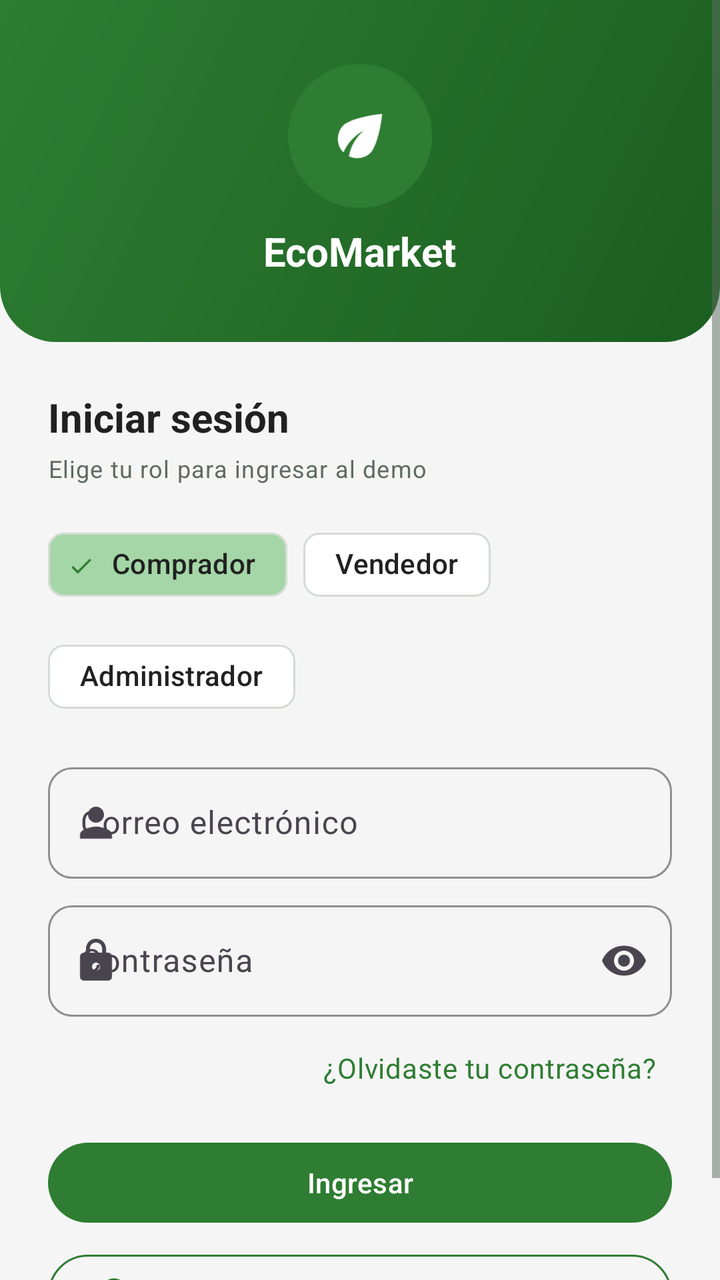
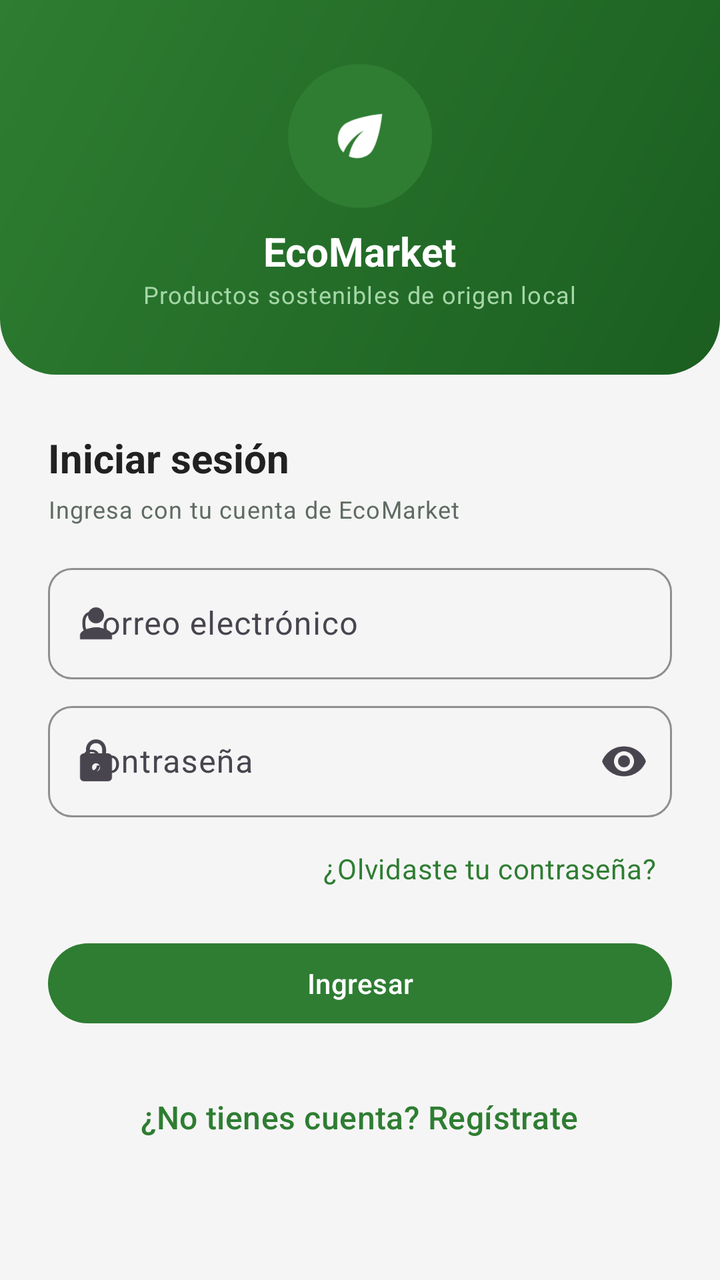

The first picture is an Android layout as it rendered before a commit; the second is the same layout after the commit. The layout source and the unified diff follow.
<!-- AndroidManifest.xml: application theme Theme.EcoMarket -->
<!-- res/layout/activity_login.xml -->
<?xml version="1.0" encoding="utf-8"?>
<ScrollView xmlns:android="http://schemas.android.com/apk/res/android"
    xmlns:app="http://schemas.android.com/apk/res-auto"
   
    android:layout_width="match_parent"
    android:layout_height="match_parent"
    android:fillViewport="true">

    <LinearLayout
        android:layout_width="match_parent"
        android:layout_height="wrap_content"
        android:orientation="vertical">

        <LinearLayout
            android:layout_width="match_parent"
            android:layout_height="wrap_content"
            android:background="@drawable/bg_header"
            android:gravity="center"
            android:orientation="vertical"
            android:paddingTop="@dimen/space_xl"
            android:paddingBottom="@dimen/space_xl">

            <ImageView
                android:layout_width="72dp"
                android:layout_height="72dp"
                android:contentDescription="@string/cd_logo"
                android:src="@drawable/ic_launcher" />

            <TextView
                android:layout_width="wrap_content"
                android:layout_height="wrap_content"
                android:layout_marginTop="@dimen/space_s"
                android:text="@string/app_name"
                android:textAppearance="@style/Text.Title"
                android:textColor="@color/eco_white" />
        </LinearLayout>

        <LinearLayout
            android:layout_width="match_parent"
            android:layout_height="wrap_content"
            android:orientation="vertical"
            android:padding="@dimen/space_l">

            <TextView
                android:layout_width="wrap_content"
                android:layout_height="wrap_content"
                android:text="@string/login_title"
                android:textAppearance="@style/Text.Title" />

            <TextView
                android:layout_width="wrap_content"
                android:layout_height="wrap_content"
                android:layout_marginTop="@dimen/space_xs"
                android:text="@string/login_subtitle"
                android:textAppearance="@style/Text.Caption" />

            <com.google.android.material.chip.ChipGroup
                android:id="@+id/chipRoles"
                android:layout_width="match_parent"
                android:layout_height="wrap_content"
                android:layout_marginTop="@dimen/space_m"
                app:selectionRequired="true"
                app:singleSelection="true">

                <com.google.android.material.chip.Chip
                    android:id="@+id/chipBuyer"
                    style="@style/Chip.Eco"
                    android:layout_width="wrap_content"
                    android:layout_height="wrap_content"
                    android:checked="true"
                    android:text="@string/role_buyer" />

                <com.google.android.material.chip.Chip
                    android:id="@+id/chipSeller"
                    style="@style/Chip.Eco"
                    android:layout_width="wrap_content"
                    android:layout_height="wrap_content"
                    android:text="@string/role_seller" />

                <com.google.android.material.chip.Chip
                    android:id="@+id/chipAdmin"
                    style="@style/Chip.Eco"
                    android:layout_width="wrap_content"
                    android:layout_height="wrap_content"
                    android:text="@string/role_admin" />
            </com.google.android.material.chip.ChipGroup>

            <com.google.android.material.textfield.TextInputLayout
                android:id="@+id/tilEmail"
                style="@style/Input.Eco"
                android:layout_width="match_parent"
                android:layout_height="wrap_content"
                android:layout_marginTop="@dimen/space_m"
                android:hint="@string/hint_email"
                app:startIconDrawable="@drawable/ic_person">

                <com.google.android.material.textfield.TextInputEditText
                    android:id="@+id/etEmail"
                    android:layout_width="match_parent"
                    android:layout_height="wrap_content"
                    android:inputType="textEmailAddress" />
            </com.google.android.material.textfield.TextInputLayout>

            <com.google.android.material.textfield.TextInputLayout
                android:id="@+id/tilPassword"
                style="@style/Input.Eco"
                android:layout_width="match_parent"
                android:layout_height="wrap_content"
                android:hint="@string/hint_password"
                app:endIconMode="password_toggle"
                app:startIconDrawable="@drawable/ic_lock">

                <com.google.android.material.textfield.TextInputEditText
                    android:id="@+id/etPassword"
                    android:layout_width="match_parent"
                    android:layout_height="wrap_content"
                    android:inputType="textPassword" />
            </com.google.android.material.textfield.TextInputLayout>

            <TextView
                android:id="@+id/txtForgot"
                android:layout_width="wrap_content"
                android:layout_height="wrap_content"
                android:layout_gravity="end"
                android:layout_marginTop="@dimen/space_s"
                android:padding="@dimen/space_s"
                android:text="@string/action_forgot"
                android:textAppearance="@style/Text.Body"
                android:textColor="@color/eco_green" />

            <com.google.android.material.button.MaterialButton
                android:id="@+id/btnLogin"
                style="@style/Button.Primary"
                android:layout_width="match_parent"
                android:layout_height="wrap_content"
                android:layout_marginTop="@dimen/space_m"
                android:text="@string/action_login" />

            <com.google.android.material.button.MaterialButton
                android:id="@+id/btnBiometric"
                style="@style/Button.Outlined"
                android:layout_width="match_parent"
                android:layout_height="wrap_content"
                android:layout_marginTop="@dimen/space_s"
                android:text="@string/action_biometric"
                app:icon="@drawable/ic_fingerprint" />
        </LinearLayout>
    </LinearLayout>
</ScrollView>
<!-- resources referenced by this layout -->
<resources>
  <color name="eco_green">#2E7D32</color>
  <color name="eco_white">#FFFFFF</color>
  <dimen name="space_l">24dp</dimen>
  <dimen name="space_m">16dp</dimen>
  <dimen name="space_s">8dp</dimen>
  <dimen name="space_xl">32dp</dimen>
  <dimen name="space_xs">4dp</dimen>
  <!-- drawable bg_header (drawable) -->
  <?xml version="1.0" encoding="utf-8"?>
  <shape xmlns:android="http://schemas.android.com/apk/res/android" android:shape="rectangle">
      <gradient
          android:angle="315"
          android:endColor="@color/eco_green_dark"
          android:startColor="@color/eco_green" />
      <corners android:bottomLeftRadius="28dp" android:bottomRightRadius="28dp" />
  </shape>
  <string name="action_biometric">Ingresar con huella</string>
  <string name="action_forgot">¿Olvidaste tu contraseña?</string>
  <string name="action_login">Ingresar</string>
  <string name="app_name">EcoMarket</string>
  <string name="cd_logo">Logo de EcoMarket</string>
  <string name="hint_email">Correo electrónico</string>
  <string name="hint_password">Contraseña</string>
  <string name="login_subtitle">Elige tu rol para ingresar al demo</string>
  <string name="login_title">Iniciar sesión</string>
  <string name="role_admin">Administrador</string>
  <string name="role_buyer">Comprador</string>
  <string name="role_seller">Vendedor</string>
  <style name="Button.Outlined" parent="Widget.Material3.Button.OutlinedButton">
          <item name="strokeColor">@color/eco_green</item>
          <item name="android:textColor">@color/eco_green</item>
          <item name="android:textSize">@dimen/text_body</item>
          <item name="android:textAllCaps">false</item>
          <item name="cornerRadius">@dimen/radius_button</item>
          <item name="android:minHeight">48dp</item>
      </style>
  <style name="Button.Primary" parent="Widget.Material3.Button">
          <item name="backgroundTint">@color/eco_green</item>
          <item name="android:textColor">@color/eco_white</item>
          <item name="android:textSize">@dimen/text_body</item>
          <item name="android:fontFamily">sans-serif-medium</item>
          <item name="android:textAllCaps">false</item>
          <item name="cornerRadius">@dimen/radius_button</item>
          <item name="android:minHeight">48dp</item>
      </style>
  <style name="Chip.Eco" parent="Widget.Material3.Chip.Filter">
          <item name="chipBackgroundColor">@color/chip_bg_selector</item>
          <item name="android:textColor">@color/eco_text_primary</item>
          <item name="chipStrokeColor">@color/eco_gray_border</item>
          <item name="checkedIconTint">@color/eco_green</item>
      </style>
  <style name="Text.Body" parent="TextAppearance.Material3.BodyMedium">
          <item name="android:textSize">@dimen/text_body</item>
          <item name="android:textColor">@color/eco_text_primary</item>
      </style>
  <style name="Text.Caption" parent="TextAppearance.Material3.BodySmall">
          <item name="android:textSize">@dimen/text_caption</item>
          <item name="android:textColor">@color/eco_text_secondary</item>
      </style>
  <style name="Text.Title" parent="TextAppearance.Material3.TitleLarge">
          <item name="android:textSize">@dimen/text_title</item>
          <item name="android:textStyle">bold</item>
          <item name="android:textColor">@color/eco_text_primary</item>
      </style>
  <color name="eco_green_dark">#1B5E20</color>
  <dimen name="text_body">14sp</dimen>
  <dimen name="radius_button">24dp</dimen>
  <color name="eco_text_primary">#212121</color>
  <color name="eco_gray_border">#D5DBD6</color>
  <dimen name="text_caption">12sp</dimen>
  <color name="eco_text_secondary">#5F6B62</color>
  <dimen name="text_title">20sp</dimen>
  <color name="eco_green_light">#A5D6A7</color>
  <color name="eco_orange">#FF7043</color>
  <color name="eco_green_surface">#E8F5E9</color>
  <color name="eco_background">#FFFFFF</color>
  <color name="eco_error">#C62828</color>
  <color name="eco_gray_light">#F5F5F5</color>
  <!-- unchanged entries left out for length: 6 -->
</resources>

<!-- the commit's change to res/layout/activity_login.xml (unified diff, before → after) -->
@@ -1,7 +1,6 @@
 <?xml version="1.0" encoding="utf-8"?>
 <ScrollView xmlns:android="http://schemas.android.com/apk/res/android"
     xmlns:app="http://schemas.android.com/apk/res-auto"
-   
     android:layout_width="match_parent"
     android:layout_height="match_parent"
     android:fillViewport="true">
@@ -33,7 +32,22 @@
                 android:text="@string/app_name"
                 android:textAppearance="@style/Text.Title"
                 android:textColor="@color/eco_white" />
+
+            <TextView
+                android:layout_width="wrap_content"
+                android:layout_height="wrap_content"
+                android:text="@string/slogan"
+                android:textAppearance="@style/Text.Caption"
+                android:textColor="@color/eco_green_light" />
         </LinearLayout>
+
+        <com.google.android.material.progressindicator.LinearProgressIndicator
+            android:id="@+id/progress"
+            android:layout_width="match_parent"
+            android:layout_height="wrap_content"
+            android:indeterminate="true"
+            android:visibility="invisible"
+            app:indicatorColor="@color/eco_orange" />
 
         <LinearLayout
             android:layout_width="match_parent"
@@ -54,37 +68,6 @@
                 android:text="@string/login_subtitle"
                 android:textAppearance="@style/Text.Caption" />
 
-            <com.google.android.material.chip.ChipGroup
-                android:id="@+id/chipRoles"
-                android:layout_width="match_parent"
-                android:layout_height="wrap_content"
-                android:layout_marginTop="@dimen/space_m"
-                app:selectionRequired="true"
-                app:singleSelection="true">
-
-                <com.google.android.material.chip.Chip
-                    android:id="@+id/chipBuyer"
-                    style="@style/Chip.Eco"
-                    android:layout_width="wrap_content"
-                    android:layout_height="wrap_content"
-                    android:checked="true"
-                    android:text="@string/role_buyer" />
-
-                <com.google.android.material.chip.Chip
-                    android:id="@+id/chipSeller"
-                    style="@style/Chip.Eco"
-                    android:layout_width="wrap_content"
-                    android:layout_height="wrap_content"
-                    android:text="@string/role_seller" />
-
-                <com.google.android.material.chip.Chip
-                    android:id="@+id/chipAdmin"
-                    style="@style/Chip.Eco"
-                    android:layout_width="wrap_content"
-                    android:layout_height="wrap_content"
-                    android:text="@string/role_admin" />
-            </com.google.android.material.chip.ChipGroup>
-
             <com.google.android.material.textfield.TextInputLayout
                 android:id="@+id/tilEmail"
                 style="@style/Input.Eco"
@@ -98,6 +81,7 @@
                     android:id="@+id/etEmail"
                     android:layout_width="match_parent"
                     android:layout_height="wrap_content"
+                    android:autofillHints="emailAddress"
                     android:inputType="textEmailAddress" />
             </com.google.android.material.textfield.TextInputLayout>
 
@@ -114,6 +98,8 @@
                     android:id="@+id/etPassword"
                     android:layout_width="match_parent"
                     android:layout_height="wrap_content"
+                    android:autofillHints="password"
+                    android:imeOptions="actionDone"
                     android:inputType="textPassword" />
             </com.google.android.material.textfield.TextInputLayout>
 
@@ -143,7 +129,20 @@
                 android:layout_height="wrap_content"
                 android:layout_marginTop="@dimen/space_s"
                 android:text="@string/action_biometric"
-                app:icon="@drawable/ic_fingerprint" />
+                android:visibility="gone"
+                app:icon="@drawable/ic_fingerprint"
+                app:iconTint="@color/eco_green" />
+
+            <TextView
+                android:id="@+id/txtRegister"
+                android:layout_width="wrap_content"
+                android:layout_height="wrap_content"
+                android:layout_gravity="center_horizontal"
+                android:layout_marginTop="@dimen/space_l"
+                android:padding="@dimen/space_s"
+                android:text="@string/action_go_register"
+                android:textAppearance="@style/Text.Subtitle"
+                android:textColor="@color/eco_green" />
         </LinearLayout>
     </LinearLayout>
 </ScrollView>
<!-- resource entries referenced after the edit -->
@@ -18,16 +18,15 @@
   </shape>
   <string name="action_biometric">Ingresar con huella</string>
   <string name="action_forgot">¿Olvidaste tu contraseña?</string>
+  <string name="action_go_register">¿No tienes cuenta? Regístrate</string>
   <string name="action_login">Ingresar</string>
   <string name="app_name">EcoMarket</string>
   <string name="cd_logo">Logo de EcoMarket</string>
   <string name="hint_email">Correo electrónico</string>
   <string name="hint_password">Contraseña</string>
-  <string name="login_subtitle">Elige tu rol para ingresar al demo</string>
+  <string name="login_subtitle">Ingresa con tu cuenta de EcoMarket</string>
   <string name="login_title">Iniciar sesión</string>
-  <string name="role_admin">Administrador</string>
-  <string name="role_buyer">Comprador</string>
-  <string name="role_seller">Vendedor</string>
+  <string name="slogan">Productos sostenibles de origen local</string>
   <style name="Button.Outlined" parent="Widget.Material3.Button.OutlinedButton">
           <item name="strokeColor">@color/eco_green</item>
           <item name="android:textColor">@color/eco_green</item>
@@ -45,12 +44,6 @@
           <item name="cornerRadius">@dimen/radius_button</item>
           <item name="android:minHeight">48dp</item>
       </style>
-  <style name="Chip.Eco" parent="Widget.Material3.Chip.Filter">
-          <item name="chipBackgroundColor">@color/chip_bg_selector</item>
-          <item name="android:textColor">@color/eco_text_primary</item>
-          <item name="chipStrokeColor">@color/eco_gray_border</item>
-          <item name="checkedIconTint">@color/eco_green</item>
-      </style>
   <style name="Text.Body" parent="TextAppearance.Material3.BodyMedium">
           <item name="android:textSize">@dimen/text_body</item>
           <item name="android:textColor">@color/eco_text_primary</item>
@@ -58,6 +51,11 @@
   <style name="Text.Caption" parent="TextAppearance.Material3.BodySmall">
           <item name="android:textSize">@dimen/text_caption</item>
           <item name="android:textColor">@color/eco_text_secondary</item>
+      </style>
+  <style name="Text.Subtitle" parent="TextAppearance.Material3.TitleMedium">
+          <item name="android:textSize">@dimen/text_subtitle</item>
+          <item name="android:fontFamily">sans-serif-medium</item>
+          <item name="android:textColor">@color/eco_text_primary</item>
       </style>
   <style name="Text.Title" parent="TextAppearance.Material3.TitleLarge">
           <item name="android:textSize">@dimen/text_title</item>
@@ -71,6 +69,7 @@
   <color name="eco_gray_border">#D5DBD6</color>
   <dimen name="text_caption">12sp</dimen>
   <color name="eco_text_secondary">#5F6B62</color>
+  <dimen name="text_subtitle">16sp</dimen>
   <dimen name="text_title">20sp</dimen>
   <color name="eco_green_light">#A5D6A7</color>
   <color name="eco_orange">#FF7043</color>
